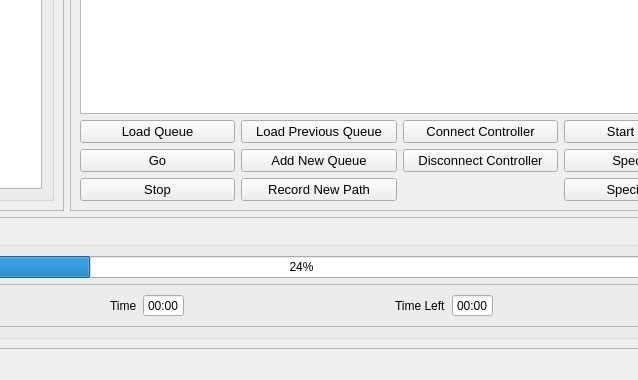
Old version of the form main_window_robot.ui in the repository rybitski/scenery-robot; both pictures show x 245 to 883 and y 611 to 991 of the 983 by 991 pixel window.
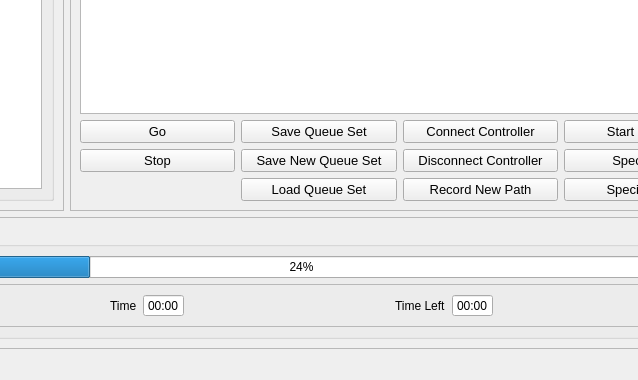
New version of the form.

```diff
--- a/main_window_robot.ui
+++ b/main_window_robot.ui
@@ -167,43 +167,7 @@
          </item>
          <item row="1" column="0">
           <layout class="QGridLayout" name="gridLayout_2">
-           <item row="0" column="1">
-            <widget class="QPushButton" name="queueLoadPrev">
-             <property name="font">
-              <font>
-               <pointsize>10</pointsize>
-              </font>
-             </property>
-             <property name="text">
-              <string>Load Previous Queue</string>
-             </property>
-            </widget>
-           </item>
-           <item row="3" column="1">
-            <widget class="QPushButton" name="recordPath">
-             <property name="font">
-              <font>
-               <pointsize>10</pointsize>
-              </font>
-             </property>
-             <property name="text">
-              <string>Record New Path</string>
-             </property>
-            </widget>
-           </item>
-           <item row="0" column="0">
-            <widget class="QPushButton" name="queueLoad">
-             <property name="font">
-              <font>
-               <pointsize>10</pointsize>
-              </font>
-             </property>
-             <property name="text">
-              <string>Load Queue</string>
-             </property>
-            </widget>
-           </item>
-           <item row="0" column="2">
+           <item row="0" column="3">
             <widget class="QPushButton" name="controllerConnect">
              <property name="font">
               <font>
@@ -215,7 +179,7 @@
              </property>
             </widget>
            </item>
-           <item row="1" column="3">
+           <item row="1" column="4">
             <widget class="QPushButton" name="ipSpecify">
              <property name="font">
               <font>
@@ -227,7 +191,7 @@
              </property>
             </widget>
            </item>
-           <item row="3" column="3">
+           <item row="3" column="4">
             <widget class="QPushButton" name="portSpecify">
              <property name="font">
               <font>
@@ -239,7 +203,7 @@
              </property>
             </widget>
            </item>
-           <item row="1" column="2">
+           <item row="1" column="3">
             <widget class="QPushButton" name="controllerDisconnect">
              <property name="font">
               <font>
@@ -251,7 +215,7 @@
              </property>
             </widget>
            </item>
-           <item row="0" column="3">
+           <item row="0" column="4">
             <widget class="QPushButton" name="serverStart">
              <property name="font">
               <font>
@@ -263,7 +227,31 @@
              </property>
             </widget>
            </item>
-           <item row="1" column="0">
+           <item row="3" column="3">
+            <widget class="QPushButton" name="recordPath">
+             <property name="font">
+              <font>
+               <pointsize>10</pointsize>
+              </font>
+             </property>
+             <property name="text">
+              <string>Record New Path</string>
+             </property>
+            </widget>
+           </item>
+           <item row="3" column="1">
+            <widget class="QPushButton" name="loadQueueSet">
+             <property name="font">
+              <font>
+               <pointsize>10</pointsize>
+              </font>
+             </property>
+             <property name="text">
+              <string>Load Queue Set</string>
+             </property>
+            </widget>
+           </item>
+           <item row="0" column="0">
             <widget class="QPushButton" name="queueGo">
              <property name="font">
               <font>
@@ -275,7 +263,7 @@
              </property>
             </widget>
            </item>
-           <item row="3" column="0">
+           <item row="1" column="0">
             <widget class="QPushButton" name="queueStop">
              <property name="font">
               <font>
@@ -287,23 +275,33 @@
              </property>
             </widget>
            </item>
+           <item row="0" column="1">
+            <widget class="QPushButton" name="queueSetSave">
+             <property name="font">
+              <font>
+               <pointsize>10</pointsize>
+              </font>
+             </property>
+             <property name="text">
+              <string>Save Queue Set</string>
+             </property>
+            </widget>
+           </item>
            <item row="1" column="1">
-            <widget class="QPushButton" name="queueAdd">
+            <widget class="QPushButton" name="newQueueSetSave">
              <property name="font">
               <font>
                <pointsize>10</pointsize>
               </font>
              </property>
              <property name="text">
-              <string>Add New Queue</string>
+              <string>Save New Queue Set</string>
              </property>
             </widget>
            </item>
           </layout>
          </item>
         </layout>
-        <zorder>graphicsView</zorder>
-        <zorder></zorder>
        </widget>
       </item>
      </layout>
```
